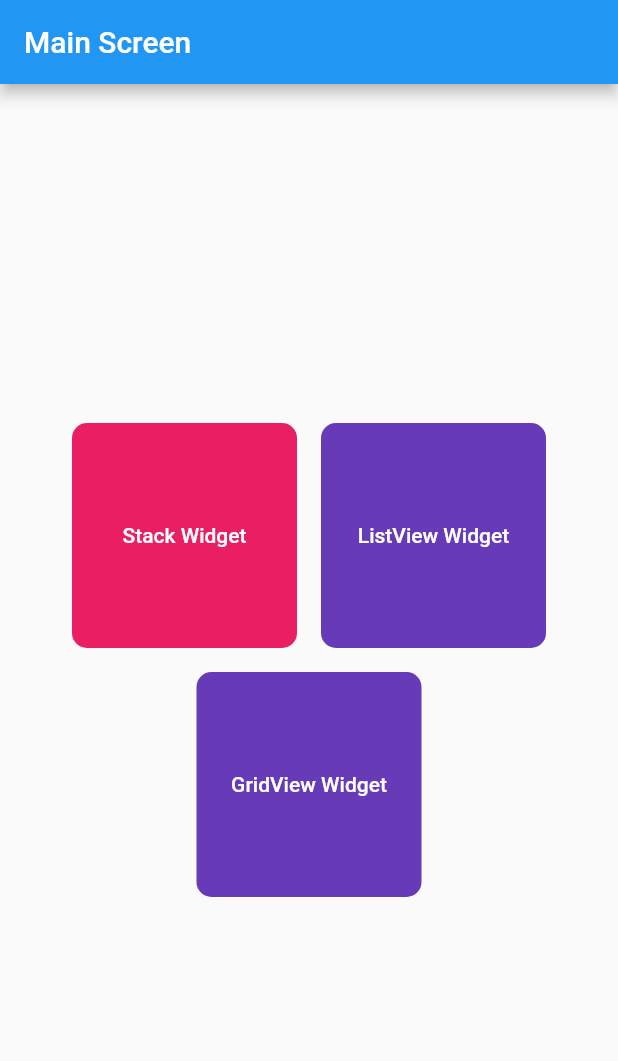
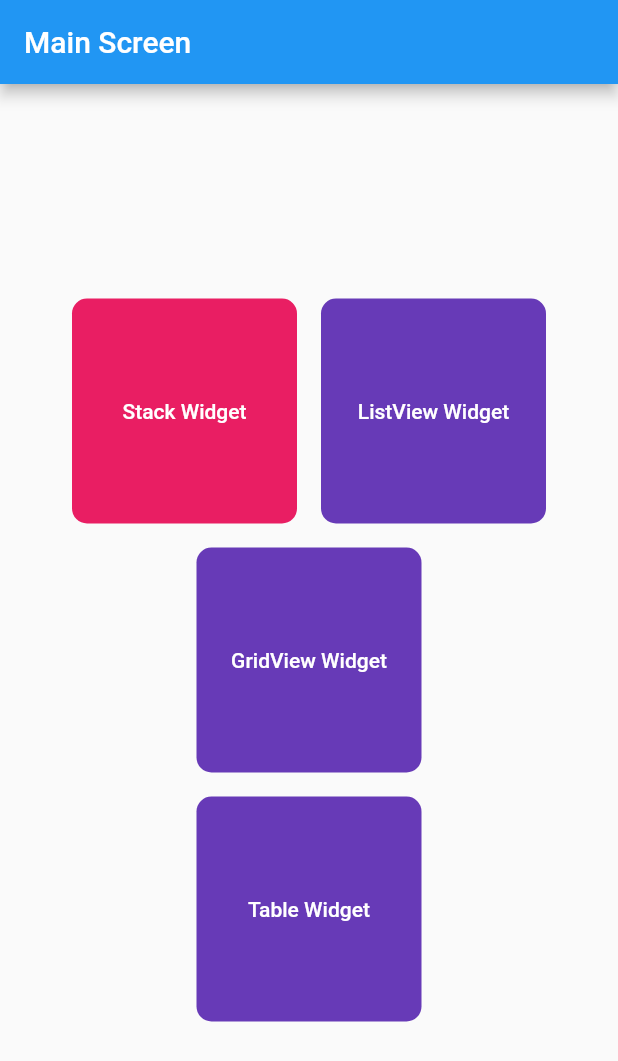
Before and after one commit to PhanithNoch/learning_app, a Flutter app: the screen it shows after launch, on a phone screen of 412 x 824 dp. Shown: the top 1061 px of the screen. Run offline on Flutter 3.47's test engine with Material 2 defaults, Android fonts, the phone set to English and light mode, and no system bars; our stand-ins replace flutter_slidable, font_awesome_flutter, get_storage, hive; accounts and stored records are empty.

Commit message:
added dataTable widget

```diff
--- a/lib/screens/main_screen.dart
+++ b/lib/screens/main_screen.dart
@@ -1,6 +1,7 @@
 import 'package:flutter/material.dart';
 import 'package:learning_app/screens/home_screen.dart';
 import 'package:learning_app/screens/list_view_widget_screen.dart';
+import 'package:learning_app/screens/table_screen.dart';
 
 import 'gridview_widget_screen.dart';
 
@@ -90,6 +91,33 @@ class MainScreen extends StatelessWidget {
               ),
             ],
           ),
+          Row(
+            mainAxisAlignment: MainAxisAlignment.center,
+            children: [
+              TextButton(
+                onPressed: () {
+                  Navigator.push(
+                      context,
+                      MaterialPageRoute(
+                        builder: (context) => TableScreen(),
+                      ));
+                },
+                child: Container(
+                  alignment: Alignment.center,
+                  height: 150,
+                  width: 150,
+                  decoration: BoxDecoration(
+                    color: Colors.deepPurple,
+                    borderRadius: BorderRadius.circular(10),
+                  ),
+                  child: const Text(
+                    'Table Widget',
+                    style: TextStyle(color: Colors.white),
+                  ),
+                ),
+              ),
+            ],
+          ),
         ],
       ),
     );
```
Also changed, not shown: lib/screens/table_screen.dart (added, +50 -0 lines).
